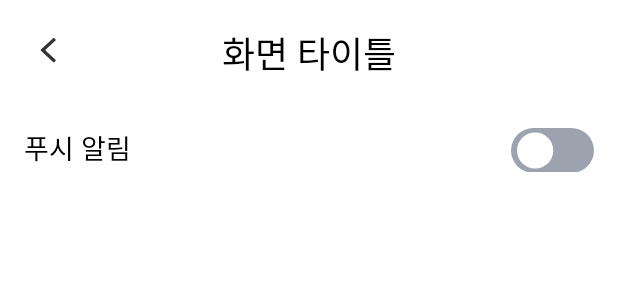
After one commit to Oops-Team/Oops-Android, an Android app: the layout fragment_alert.xml on its own in the app's theme, with its tools: preview values and no code run, on a phone screen of 412 x 824 dp. The commit adds this screen. Shown: the top 300 px of the screen. Run offline under Robolectric (Android 15) with nearby library versions, the phone set to English and light mode, and no system bars.

Commit message:
Feat: 알림 설정 화면 UI 구현

```diff
--- /dev/null
+++ b/Oops-Android/app/src/main/java/com/example/oops_android/ui/MyPage/AlertFragment.kt
@@ -0,0 +1,21 @@
+package com.example.oops_android.ui.MyPage
+
+import android.view.animation.Animation
+import android.view.animation.AnimationUtils
+import androidx.navigation.findNavController
+import com.example.oops_android.R
+import com.example.oops_android.databinding.FragmentAlertBinding
+import com.example.oops_android.ui.Base.BaseFragment
+
+class AlertFragment: BaseFragment<FragmentAlertBinding>(FragmentAlertBinding::inflate) {
+    override fun initViewCreated() {
+        binding.toolbarAlert.tvSubToolbarTitle.text = getString(R.string.myPage_alarm) // 툴바 설정
+    }
+
+    override fun initAfterBinding() {
+        // 뒤로 가기 버튼을 클릭한 경우
+        binding.toolbarAlert.ivSubToolbarBack.setOnClickListener {
+            view?.findNavController()?.popBackStack()
+        }
+    }
+}
--- a/Oops-Android/app/src/main/java/com/example/oops_android/ui/MyPage/MyPageFragment.kt
+++ b/Oops-Android/app/src/main/java/com/example/oops_android/ui/MyPage/MyPageFragment.kt
@@ -24,6 +24,12 @@ class MyPageFragment: BaseFragment<FragmentMyPageBinding>(FragmentMyPageBinding:
             val actionToNotice: NavDirections = MyPageFragmentDirections.actionMyPageFrmToNoticeFrm()
             view?.findNavController()?.navigate(actionToNotice)
         }
+
+        // 알림 설정 탭을 클릭한 경우
+        binding.lLayoutMyPageAlarm.setOnClickListener {
+            val actionToAlert: NavDirections = MyPageFragmentDirections.actionMyPageFrmToAlertFrm()
+            view?.findNavController()?.navigate(actionToAlert)
+        }
     }
 
 }
--- /dev/null
+++ b/Oops-Android/app/src/main/res/drawable/ic_toggle_off_55.xml
@@ -0,0 +1,12 @@
+<vector xmlns:android="http://schemas.android.com/apk/res/android"
+    android:width="55dp"
+    android:height="30dp"
+    android:viewportWidth="55"
+    android:viewportHeight="30">
+  <path
+      android:pathData="M15,0L40,0A15,15 0,0 1,55 15L55,15A15,15 0,0 1,40 30L15,30A15,15 0,0 1,0 15L0,15A15,15 0,0 1,15 0z"
+      android:fillColor="#9CA3AF"/>
+  <path
+      android:pathData="M16,15m-12,0a12,12 0,1 1,24 0a12,12 0,1 1,-24 0"
+      android:fillColor="#ffffff"/>
+</vector>
--- /dev/null
+++ b/Oops-Android/app/src/main/res/drawable/ic_toggle_on_55.xml
@@ -0,0 +1,12 @@
+<vector xmlns:android="http://schemas.android.com/apk/res/android"
+    android:width="55dp"
+    android:height="30dp"
+    android:viewportWidth="55"
+    android:viewportHeight="30">
+  <path
+      android:pathData="M15,0L40,0A15,15 0,0 1,55 15L55,15A15,15 0,0 1,40 30L15,30A15,15 0,0 1,0 15L0,15A15,15 0,0 1,15 0z"
+      android:fillColor="#5F77E1"/>
+  <path
+      android:pathData="M39,15m-12,0a12,12 0,1 1,24 0a12,12 0,1 1,-24 0"
+      android:fillColor="#ffffff"/>
+</vector>
--- /dev/null
+++ b/Oops-Android/app/src/main/res/drawable/selector_alert_toggle.xml
@@ -0,0 +1,6 @@
+<?xml version="1.0" encoding="utf-8"?>
+<!-- 마이페이지의 알림 설정 화면에서 사용하는 토글 -->
+<selector xmlns:android="http://schemas.android.com/apk/res/android">
+    <item android:drawable="@drawable/ic_toggle_off_55" android:state_checked="false"/>
+    <item android:drawable="@drawable/ic_toggle_on_55" android:state_checked="true"/>
+</selector>
--- /dev/null
+++ b/Oops-Android/app/src/main/res/layout/fragment_alert.xml
@@ -0,0 +1,45 @@
+<?xml version="1.0" encoding="utf-8"?>
+<!-- 알림 설정 화면 -->
+<LinearLayout
+    xmlns:android="http://schemas.android.com/apk/res/android"
+    xmlns:tools="http://schemas.android.com/tools"
+    android:layout_width="match_parent"
+    android:layout_height="match_parent"
+    android:background="@color/White"
+    android:orientation="vertical"
+    tools:context=".ui.MyPage.AlertFragment">
+
+    <include
+        android:id="@+id/toolbar_alert"
+        layout="@layout/toolbar_sub"/>
+
+    <LinearLayout
+        android:layout_width="match_parent"
+        android:layout_height="wrap_content"
+        android:orientation="horizontal"
+        android:paddingTop="18dp"
+        android:paddingStart="16dp"
+        android:paddingEnd="16dp">
+
+        <TextView
+            android:layout_width="wrap_content"
+            android:layout_height="wrap_content"
+            android:text="@string/myPage_alert"
+            style="@style/SubTitle"
+            android:textColor="@color/Black"/>
+
+        <View
+            android:layout_width="0dp"
+            android:layout_height="0dp"
+            android:layout_weight="1"/>
+
+        <ToggleButton
+            android:id="@+id/toggleBtn_alert"
+            android:layout_width="55dp"
+            android:layout_height="30dp"
+            android:textOn=""
+            android:textOff=""
+            android:checked="false"
+            android:background="@drawable/selector_alert_toggle"/>
+    </LinearLayout>
+</LinearLayout>
--- a/Oops-Android/app/src/main/res/navigation/nav_graph.xml
+++ b/Oops-Android/app/src/main/res/navigation/nav_graph.xml
@@ -88,6 +88,9 @@
         <action
             android:id="@+id/action_myPageFrm_to_noticeFrm"
             app:destination="@id/noticeFragment"/>
+        <action
+            android:id="@+id/action_myPageFrm_to_alertFrm"
+            app:destination="@id/alertFragment"/>
     </fragment>
 
     <!-- 공지사항 -->
@@ -114,4 +117,15 @@
             android:id="@+id/action_noticeDetailFrm_to_noticeFrm"
             app:destination="@id/noticeFragment"/>
     </fragment>
+
+    <!-- 알림 설정 -->
+    <fragment
+        android:id="@+id/alertFragment"
+        android:name="com.example.oops_android.ui.MyPage.AlertFragment"
+        android:label="frm_alert"
+        tools:layout="@layout/fragment_alert">
+        <action
+            android:id="@+id/action_alertFrm_to_myPageFrm"
+            app:destination="@id/myPageFragment"/>
+    </fragment>
 </navigation>
--- a/Oops-Android/app/src/main/res/values/strings.xml
+++ b/Oops-Android/app/src/main/res/values/strings.xml
@@ -204,6 +204,7 @@
     <string name="myPage_tag">받은 태그</string>
     <string name="myPage_tag_lock">업데이트 준비 중입니다</string>
     <string name="myPage_logout">로그아웃</string>
+    <string name="myPage_alert">푸시 알림</string>
     <!-- 팝업 -->
     <string name="popup_nickname">닉네임 변경 불가</string>
     <string name="popup_nickname_info">설정된 닉네임은 변경할 수 없어요.\n해당 닉네임을 사용하시겠어요?</string>
```
